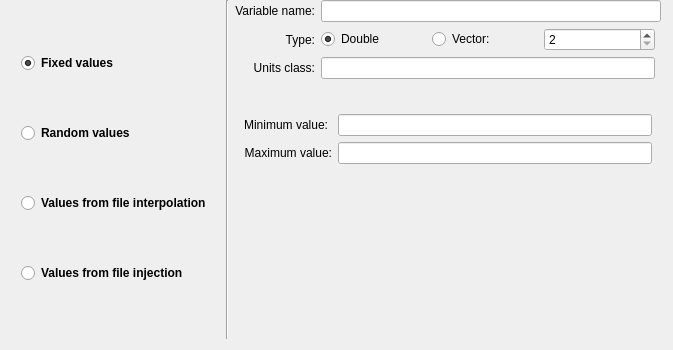
Before: the Qt Designer form src/apps/openfluid-builder/model/AddGeneratorDialog.ui in OpenFLUID/openfluid, drawn with Qt 5.
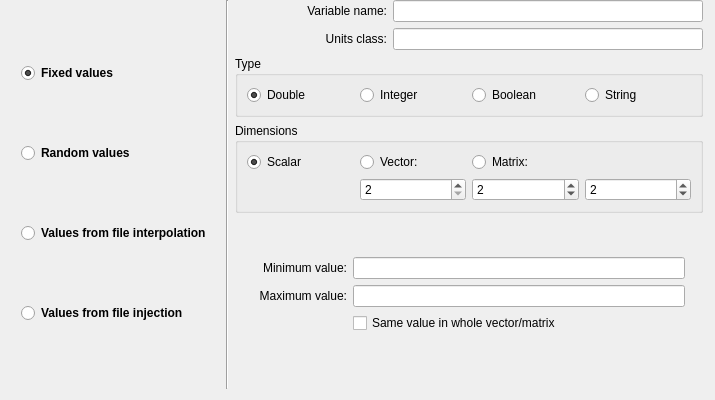
After: the same form once the commit is applied. The open tabs and pages were chosen to show the change.

Commit message:
Generator variable support extension
* added double vector differentiated random generator
* added double matrix random (common, differentiated) and fixed generator
* added scalar fixed generator for bool, int and string
* added scalar random generator for bool and int
* added test structure for unit testing of generator values

(references OpenFLUID/openfluid#1030)

The edit to the form file:
```diff
--- a/src/apps/openfluid-builder/model/AddGeneratorDialog.ui
+++ b/src/apps/openfluid-builder/model/AddGeneratorDialog.ui
@@ -6,8 +6,8 @@
    <rect>
     <x>0</x>
     <y>0</y>
-    <width>673</width>
-    <height>350</height>
+    <width>715</width>
+    <height>400</height>
    </rect>
   </property>
   <property name="windowTitle">
@@ -94,8 +94,8 @@
       </widget>
      </item>
      <item>
-      <layout class="QGridLayout" name="gridLayout" columnstretch="0,0,0,0">
-       <item row="1" column="2">
+      <layout class="QGridLayout" name="gridLayout" columnstretch="0,0,0,0,0,0">
+       <item row="4" column="3">
         <widget class="QWidget" name="widget" native="true">
          <layout class="QHBoxLayout" name="horizontalLayout_5">
           <property name="spacing">
@@ -113,89 +113,10 @@
           <property name="bottomMargin">
            <number>0</number>
           </property>
-          <item>
-           <widget class="QRadioButton" name="DoubleRadioButton">
-            <property name="text">
-             <string>Double</string>
-            </property>
-            <property name="checked">
-             <bool>true</bool>
-            </property>
-           </widget>
-          </item>
-          <item>
-           <widget class="QRadioButton" name="VectorRadioButton">
-            <property name="styleSheet">
-             <string notr="true"/>
-            </property>
-            <property name="text">
-             <string>Vector:</string>
-            </property>
-           </widget>
-          </item>
-          <item>
-           <widget class="QSpinBox" name="VectorSpinBox">
-            <property name="minimum">
-             <number>2</number>
-            </property>
-            <property name="maximum">
-             <number>16777215</number>
-            </property>
-           </widget>
-          </item>
          </layout>
         </widget>
        </item>
-       <item row="2" column="0" colspan="2">
-        <widget class="QLabel" name="label_2">
-         <property name="text">
-          <string>Units class:</string>
-         </property>
-         <property name="alignment">
-          <set>Qt::AlignRight|Qt::AlignTrailing|Qt::AlignVCenter</set>
-         </property>
-        </widget>
-       </item>
-       <item row="0" column="2" colspan="2">
-        <widget class="QLineEdit" name="VarNameEdit"/>
-       </item>
-       <item row="1" column="0" colspan="2">
-        <widget class="QLabel" name="label_7">
-         <property name="text">
-          <string>Type:</string>
-         </property>
-         <property name="alignment">
-          <set>Qt::AlignRight|Qt::AlignTrailing|Qt::AlignVCenter</set>
-         </property>
-        </widget>
-       </item>
-       <item row="0" column="0" colspan="2">
-        <widget class="QLabel" name="label">
-         <property name="text">
-          <string>Variable name:</string>
-         </property>
-         <property name="alignment">
-          <set>Qt::AlignRight|Qt::AlignTrailing|Qt::AlignVCenter</set>
-         </property>
-        </widget>
-       </item>
-       <item row="3" column="0" colspan="4">
-        <spacer name="verticalSpacer">
-         <property name="orientation">
-          <enum>Qt::Vertical</enum>
-         </property>
-         <property name="sizeType">
-          <enum>QSizePolicy::Fixed</enum>
-         </property>
-         <property name="sizeHint" stdset="0">
-          <size>
-           <width>20</width>
-           <height>20</height>
-          </size>
-         </property>
-        </spacer>
-       </item>
-       <item row="4" column="0" colspan="4">
+       <item row="9" column="0" colspan="6">
         <widget class="QStackedWidget" name="OptionsWidget">
          <property name="currentIndex">
           <number>2</number>
@@ -216,30 +137,43 @@
          </widget>
          <widget class="QWidget" name="RandomWidget">
           <layout class="QFormLayout" name="formLayout_2">
-           <item row="0" column="0">
-            <widget class="QLabel" name="label_4">
-             <property name="text">
-              <string>Minimum value:</string>
-             </property>
-             <property name="alignment">
-              <set>Qt::AlignRight|Qt::AlignTrailing|Qt::AlignVCenter</set>
-             </property>
-            </widget>
-           </item>
            <item row="0" column="1">
-            <widget class="QLineEdit" name="MinValueEdit"/>
-           </item>
-           <item row="1" column="1">
-            <widget class="QLineEdit" name="MaxValueEdit"/>
-           </item>
-           <item row="1" column="0">
-            <widget class="QLabel" name="label_5">
-             <property name="text">
-              <string>Maximum value:</string>
-             </property>
-             <property name="alignment">
-              <set>Qt::AlignRight|Qt::AlignTrailing|Qt::AlignVCenter</set>
-             </property>
+            <widget class="QWidget" name="RangeFrame" native="true">
+             <layout class="QGridLayout" name="gridLayout_4">
+              <item row="0" column="0">
+               <widget class="QLabel" name="label_4">
+                <property name="text">
+                 <string>Minimum value:</string>
+                </property>
+                <property name="alignment">
+                 <set>Qt::AlignRight|Qt::AlignTrailing|Qt::AlignVCenter</set>
+                </property>
+               </widget>
+              </item>
+              <item row="0" column="1">
+               <widget class="QLineEdit" name="MinValueEdit"/>
+              </item>
+              <item row="1" column="0">
+               <widget class="QLabel" name="label_5">
+                <property name="text">
+                 <string>Maximum value:</string>
+                </property>
+                <property name="alignment">
+                 <set>Qt::AlignRight|Qt::AlignTrailing|Qt::AlignVCenter</set>
+                </property>
+               </widget>
+              </item>
+              <item row="1" column="1">
+               <widget class="QLineEdit" name="MaxValueEdit"/>
+              </item>
+              <item row="2" column="1">
+               <widget class="QCheckBox" name="RandomIdenticalValueCheckbox">
+                <property name="text">
+                 <string>Same value in whole vector/matrix</string>
+                </property>
+               </widget>
+              </item>
+             </layout>
             </widget>
            </item>
           </layout>
@@ -339,7 +273,161 @@
          </widget>
         </widget>
        </item>
-       <item row="2" column="2">
+       <item row="0" column="0" colspan="2">
+        <widget class="QLabel" name="label">
+         <property name="text">
+          <string>Variable name:</string>
+         </property>
+         <property name="alignment">
+          <set>Qt::AlignRight|Qt::AlignTrailing|Qt::AlignVCenter</set>
+         </property>
+        </widget>
+       </item>
+       <item row="7" column="0" colspan="6">
+        <spacer name="verticalSpacer">
+         <property name="orientation">
+          <enum>Qt::Vertical</enum>
+         </property>
+         <property name="sizeType">
+          <enum>QSizePolicy::Fixed</enum>
+         </property>
+         <property name="sizeHint" stdset="0">
+          <size>
+           <width>20</width>
+           <height>20</height>
+          </size>
+         </property>
+        </spacer>
+       </item>
+       <item row="0" column="2" colspan="4">
+        <widget class="QLineEdit" name="VarNameEdit"/>
+       </item>
+       <item row="2" column="0" colspan="6">
+        <widget class="QGroupBox" name="groupBox">
+         <property name="title">
+          <string>Type</string>
+         </property>
+         <layout class="QHBoxLayout" name="horizontalLayout">
+          <item>
+           <widget class="QRadioButton" name="DoubleRadioButton">
+            <property name="text">
+             <string>Double</string>
+            </property>
+            <property name="checked">
+             <bool>true</bool>
+            </property>
+           </widget>
+          </item>
+          <item>
+           <widget class="QRadioButton" name="IntegerRadioButton">
+            <property name="text">
+             <string>Integer</string>
+            </property>
+           </widget>
+          </item>
+          <item>
+           <widget class="QRadioButton" name="BooleanRadioButton">
+            <property name="text">
+             <string>Boolean</string>
+            </property>
+           </widget>
+          </item>
+          <item>
+           <widget class="QRadioButton" name="StringRadioButton">
+            <property name="text">
+             <string>String</string>
+            </property>
+           </widget>
+          </item>
+         </layout>
+        </widget>
+       </item>
+       <item row="3" column="0" rowspan="3" colspan="6">
+        <widget class="QGroupBox" name="DimensionsGroupBox">
+         <property name="title">
+          <string>Dimensions</string>
+         </property>
+         <layout class="QGridLayout" name="gridLayout_2">
+          <item row="0" column="1">
+           <widget class="QRadioButton" name="VectorRadioButton">
+            <property name="styleSheet">
+             <string notr="true"/>
+            </property>
+            <property name="text">
+             <string>Vector:</string>
+            </property>
+           </widget>
+          </item>
+          <item row="2" column="3">
+           <widget class="QSpinBox" name="MatrixRowsSpinBox">
+            <property name="toolTip">
+             <string>Number of rows</string>
+            </property>
+            <property name="maximum">
+             <number>10000</number>
+            </property>
+            <property name="value">
+             <number>2</number>
+            </property>
+           </widget>
+          </item>
+          <item row="0" column="0">
+           <widget class="QRadioButton" name="ScalarRadioButton">
+            <property name="text">
+             <string>Scalar</string>
+            </property>
+            <property name="checked">
+             <bool>true</bool>
+            </property>
+           </widget>
+          </item>
+          <item row="0" column="2">
+           <widget class="QRadioButton" name="MatrixRadioButton">
+            <property name="text">
+             <string>Matrix:</string>
+            </property>
+           </widget>
+          </item>
+          <item row="2" column="2">
+           <widget class="QSpinBox" name="MatrixColsSpinBox">
+            <property name="toolTip">
+             <string>Number of columns</string>
+            </property>
+            <property name="minimum">
+             <number>1</number>
+            </property>
+            <property name="maximum">
+             <number>10000</number>
+            </property>
+            <property name="value">
+             <number>2</number>
+            </property>
+           </widget>
+          </item>
+          <item row="2" column="1">
+           <widget class="QSpinBox" name="VectorSpinBox">
+            <property name="minimum">
+             <number>2</number>
+            </property>
+            <property name="maximum">
+             <number>16777215</number>
+            </property>
+           </widget>
+          </item>
+         </layout>
+        </widget>
+       </item>
+       <item row="1" column="0" colspan="2">
+        <widget class="QLabel" name="label_2">
+         <property name="text">
+          <string>Units class:</string>
+         </property>
+         <property name="alignment">
+          <set>Qt::AlignRight|Qt::AlignTrailing|Qt::AlignVCenter</set>
+         </property>
+        </widget>
+       </item>
+       <item row="1" column="2" colspan="4">
         <widget class="QLineEdit" name="UnitsClassEdit"/>
        </item>
       </layout>
```
Left out of the diff: 104 changed lines with no effect on the pictures. The commit also changes 31 other files.
